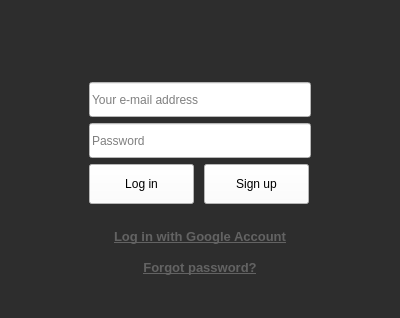
Above: src/ui/linux/TogglDesktop/loginwidget.ui from toggl-open-source/toggldesktop before the change. Below: the same form after it.
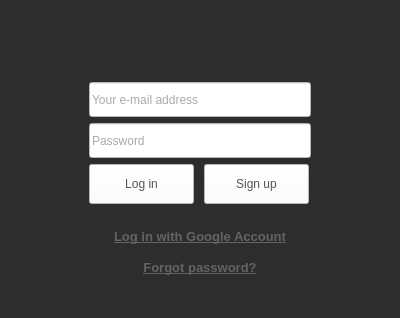
That is the form after the change. Icons and pictures are not drawn.

Commit message: Fixed color issues with darker themes (linux), closes #1961

What changed in the file:
```diff
--- a/src/ui/linux/TogglDesktop/loginwidget.ui
+++ b/src/ui/linux/TogglDesktop/loginwidget.ui
@@ -140,7 +140,7 @@
             <bool>false</bool>
            </property>
            <property name="styleSheet">
-            <string notr="true">background-color: rgb(255, 255, 255);</string>
+            <string notr="true">background-color: rgb(255, 255, 255);color:rgb(85, 85, 85);</string>
            </property>
            <property name="placeholderText">
             <string>Your e-mail address</string>
@@ -165,7 +165,7 @@
             <bool>false</bool>
            </property>
            <property name="styleSheet">
-            <string notr="true">background-color: rgb(255, 255, 255);</string>
+            <string notr="true">background-color: rgb(255, 255, 255);color:rgb(85, 85, 85);</string>
            </property>
            <property name="text">
             <string/>
@@ -220,7 +220,7 @@
              <bool>false</bool>
             </property>
             <property name="styleSheet">
-             <string notr="true">background-color: rgb(255, 255, 255);</string>
+             <string notr="true">background-color: rgb(255, 255, 255);color:rgb(85, 85, 85);</string>
             </property>
             <property name="text">
              <string>Log in</string>
@@ -251,7 +251,7 @@
              <bool>false</bool>
             </property>
             <property name="styleSheet">
-             <string notr="true">background-color: rgb(255, 255, 255);</string>
+             <string notr="true">background-color: rgb(255, 255, 255);color:rgb(85, 85, 85);</string>
             </property>
             <property name="text">
              <string>Sign up</string>
```
The commit also changes 8 other files.
